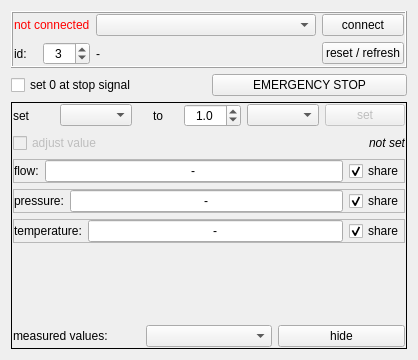
Qt form elflowwindow.ui (bchjoerni/mlab) before a commit.
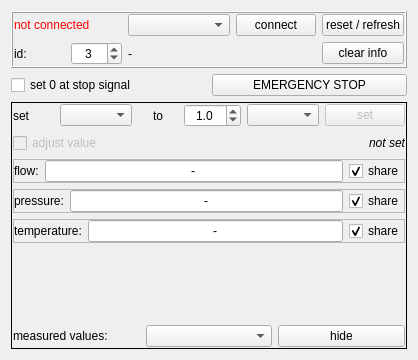
The same form after that commit.

Commit message: mlabsignal system changed, networkremote window changed, portwindows now have buttons reset/refresh and clear info

```diff
--- a/elflowwindow.ui
+++ b/elflowwindow.ui
@@ -55,26 +55,6 @@
       <item row="0" column="2" colspan="2">
        <widget class="QComboBox" name="cob_ports"/>
       </item>
-      <item row="1" column="2">
-       <widget class="QLabel" name="lbl_info">
-        <property name="sizePolicy">
-         <sizepolicy hsizetype="Expanding" vsizetype="Preferred">
-          <horstretch>0</horstretch>
-          <verstretch>0</verstretch>
-         </sizepolicy>
-        </property>
-        <property name="text">
-         <string>-</string>
-        </property>
-       </widget>
-      </item>
-      <item row="1" column="4">
-       <widget class="QPushButton" name="btn_resetInfo">
-        <property name="text">
-         <string>reset / refresh</string>
-        </property>
-       </widget>
-      </item>
       <item row="1" column="0">
        <widget class="QLabel" name="lbl_id_lbl">
         <property name="text">
@@ -95,6 +75,33 @@
         </property>
        </widget>
       </item>
+      <item row="0" column="5">
+       <widget class="QPushButton" name="btn_resetRefresh">
+        <property name="text">
+         <string>reset / refresh</string>
+        </property>
+       </widget>
+      </item>
+      <item row="1" column="5">
+       <widget class="QPushButton" name="btn_clearInfo">
+        <property name="text">
+         <string>clear info</string>
+        </property>
+       </widget>
+      </item>
+      <item row="1" column="2" colspan="3">
+       <widget class="QLabel" name="lbl_info">
+        <property name="sizePolicy">
+         <sizepolicy hsizetype="Expanding" vsizetype="Preferred">
+          <horstretch>0</horstretch>
+          <verstretch>0</verstretch>
+         </sizepolicy>
+        </property>
+        <property name="text">
+         <string>-</string>
+        </property>
+       </widget>
+      </item>
      </layout>
     </widget>
    </item>
```
The commit also changes 78 other files.
